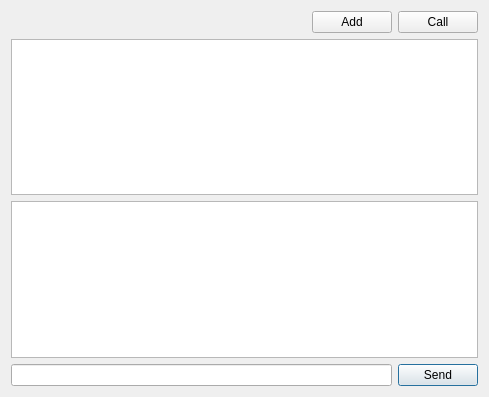
The window that src/client/widgetchattab.ui (wayt/Skypy) describes before a commit, drawn with Qt 5.
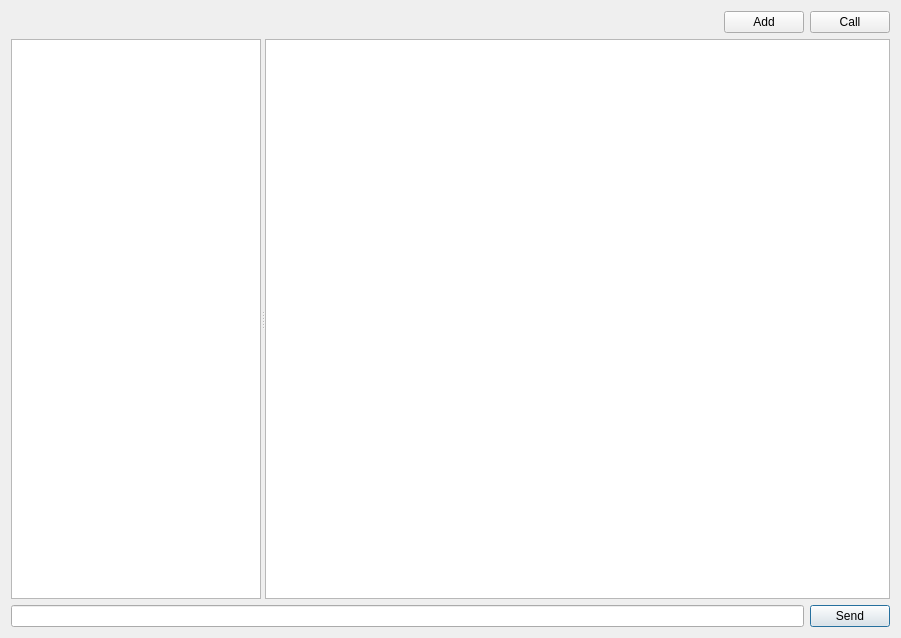
The same window after the commit.

Commit message: Client : Splitter qui fonctionne

Patch:
```diff
--- a/src/client/widgetchattab.ui
+++ b/src/client/widgetchattab.ui
@@ -6,16 +6,19 @@
    <rect>
     <x>0</x>
     <y>0</y>
-    <width>489</width>
-    <height>397</height>
+    <width>901</width>
+    <height>638</height>
    </rect>
   </property>
   <property name="windowTitle">
    <string>Form</string>
   </property>
-  <layout class="QVBoxLayout" name="verticalLayout">
+  <layout class="QVBoxLayout" name="verticalLayout_2">
    <item>
     <layout class="QHBoxLayout" name="horizontalLayout">
+     <property name="sizeConstraint">
+      <enum>QLayout::SetMinimumSize</enum>
+     </property>
      <item>
       <widget class="QLabel" name="_onlineLabel">
        <property name="text">
@@ -53,7 +56,28 @@
     </layout>
    </item>
    <item>
+    <layout class="QVBoxLayout" name="verticalLayout">
+     <property name="sizeConstraint">
+      <enum>QLayout::SetMaximumSize</enum>
+     </property>
+     <item>
+      <widget class="QSplitter" name="splitter">
+       <property name="orientation">
+        <enum>Qt::Horizontal</enum>
+       </property>
     <widget class="QListWidget" name="_peerListWidget">
+        <property name="minimumSize">
+         <size>
+          <width>100</width>
+          <height>0</height>
+         </size>
+        </property>
+        <property name="maximumSize">
+         <size>
+          <width>250</width>
+          <height>16777215</height>
+         </size>
+        </property>
      <property name="alternatingRowColors">
       <bool>true</bool>
      </property>
@@ -61,22 +85,23 @@
       <enum>QAbstractItemView::NoSelection</enum>
      </property>
     </widget>
-   </item>
-   <item>
     <widget class="QListWidget" name="_chatTable">
      <property name="horizontalScrollBarPolicy">
       <enum>Qt::ScrollBarAlwaysOff</enum>
      </property>
-     <property name="sizeAdjustPolicy">
-      <enum>QAbstractScrollArea::AdjustIgnored</enum>
-     </property>
      <property name="wordWrap">
       <bool>true</bool>
      </property>
     </widget>
+      </widget>
+     </item>
+    </layout>
    </item>
    <item>
     <layout class="QHBoxLayout" name="horizontalLayout_2">
+     <property name="sizeConstraint">
+      <enum>QLayout::SetMinimumSize</enum>
+     </property>
      <item>
       <widget class="QLineEdit" name="_inputText">
        <property name="maxLength">
```
Left out of the diff: 2 changed lines with no effect on the pictures. Lines whose indentation alone changed are shown as unchanged. The commit also changes 1 other file.
